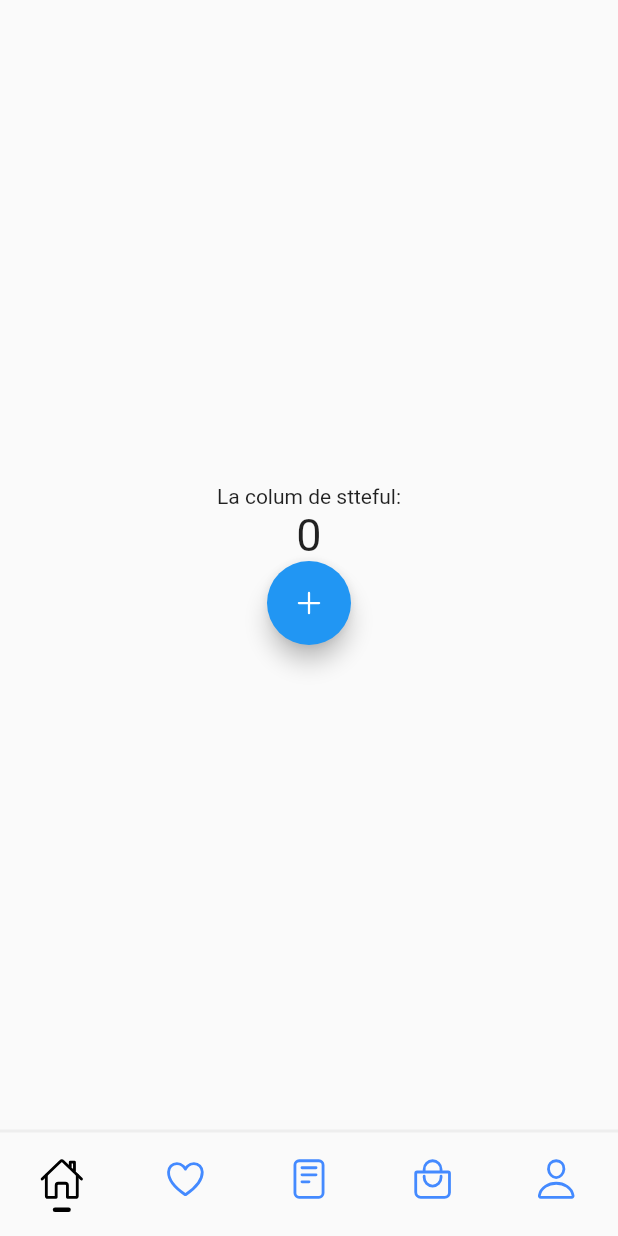
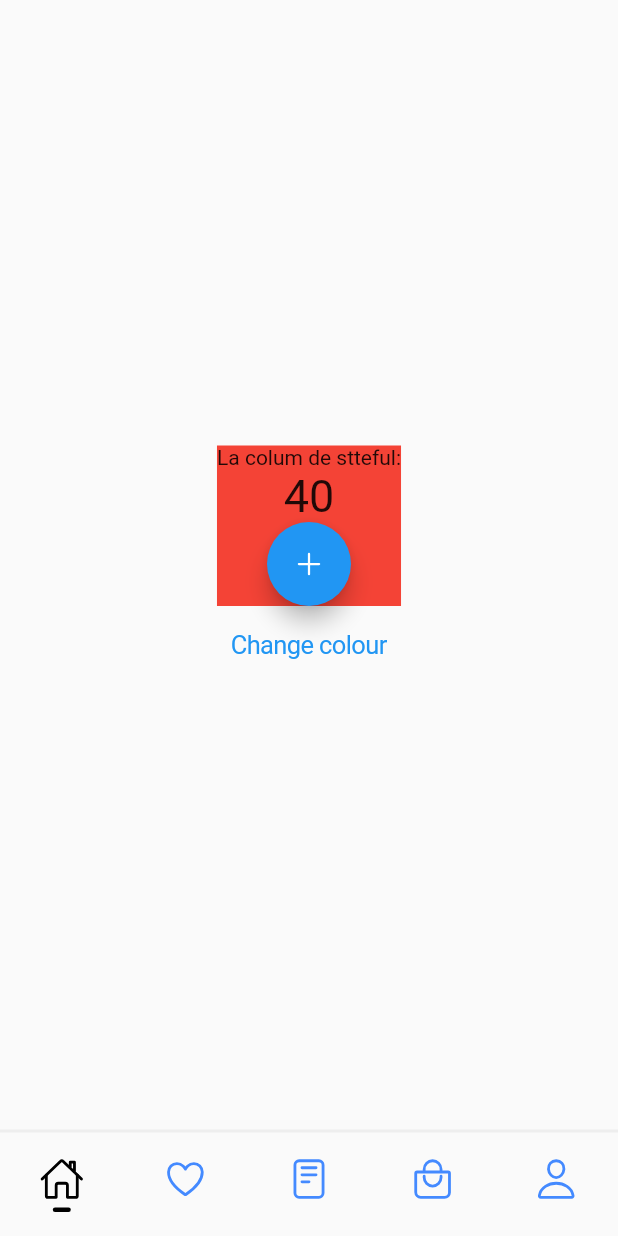
Before and after one commit to HernandoPinzon/flutter_app1, a Flutter app: the screen it shows after launch, on a phone screen of 412 x 824 dp. Run offline on Flutter 3.47's test engine with Material 2 defaults, Android fonts, the phone set to English and light mode, and no system bars; our stand-ins replace ionicons.

```diff
--- a/lib/pages/pagina_home9.dart
+++ b/lib/pages/pagina_home9.dart
@@ -5,12 +5,27 @@ import 'package:flutter/cupertino.dart';
 import 'package:flutter_app2/pages/widgets/My_Counter.dart';
 import 'package:ionicons/ionicons.dart';
 import './widgets/my_botton_navigation_bar.dart';
+import 'dart:math';
 
 
-class PaginaHome extends StatelessWidget{
+class PaginaHome extends StatefulWidget{
 
-  void onPressed(String saludo){
-    print(saludo + " 😀😀😀");
+
+  @override
+  State<PaginaHome> createState() => _PaginaHomeState();
+}
+
+class _PaginaHomeState extends State<PaginaHome> {
+
+  Color color = Colors.white;
+  List<Color> colors = [Colors.red,Colors.black,Colors.blue];
+
+  @override
+  void initState() {
+    // TODO: implement initState
+    super.initState();
+    this.color = this.colors[0];
+
   }
 
   @override
@@ -20,10 +35,29 @@ class PaginaHome extends StatelessWidget{
 
       bottomNavigationBar: MyBottonNavigationBar(),
       body: Center(
-        child: MyCounter(),
+        child: Column(
+          mainAxisAlignment: MainAxisAlignment.center,
+
+          children: [
+            MyCounter(
+              initialValue: 40,
+              color: color,
+            ),
+            CupertinoButton(
+              child: Text("Change colour"),
+              onPressed: (){
+                final Random random = Random();
+                final index = random.nextInt(3);
+                color = colors[index];
+                setState(() {
+
+                });
+              },
+            )
+          ],
+        ),
       ),
 
     );
   }
-
 }
--- a/lib/pages/widgets/My_Counter.dart
+++ b/lib/pages/widgets/My_Counter.dart
@@ -5,16 +5,40 @@ import 'package:flutter/material.dart';
 import 'package:ionicons/ionicons.dart';
 
 class MyCounter extends StatefulWidget{
+  final int initialValue;
+  final Color color;
 
+  const MyCounter({
+    Key? key,
+    this.initialValue = 0,
+    this.color= Colors.white,
+  }) : super(key: key);
   @override
-  State createState(){ //puede ser lamda => MyCounterState();
+  State<MyCounter> createState(){ //puede ser lamda => MyCounterState();
     return MycounterState();
   }
 }
 
-class MycounterState extends State{
+class MycounterState extends State<MyCounter>{
 
   int counter = 0;
+
+
+  @override
+  void didUpdateWidget(covariant MyCounter oldWidget) {
+    // TODO: implement didUpdateWidget
+    super.didUpdateWidget(oldWidget);
+    print(oldWidget.color);
+    print(widget.color);
+  }
+
+
+  @override
+  void initState() {
+    // TODO: implement initState
+    super.initState();
+    counter = widget.initialValue;
+  }
 
   void add(){
     counter+=1;
@@ -26,7 +50,9 @@ class MycounterState extends State{
   @override
   Widget build(BuildContext context) {
 
-    return Column(
+    return Container(
+      color: widget.color,
+      child: Column(
         mainAxisSize: MainAxisSize.min,
         children: [
           Text("La colum de stteful:"),
@@ -39,6 +65,7 @@ class MycounterState extends State{
             child: Icon(Ionicons.add_outline),
           )
         ],
+      ),
     );
   }
 
--- a/lib/pages/widgets/my_botton_navigation_bar.dart
+++ b/lib/pages/widgets/my_botton_navigation_bar.dart
@@ -14,7 +14,13 @@ class MyBottonNavigationBar extends StatefulWidget {
 class _MyBottonNavigationBarState extends State<MyBottonNavigationBar> {
 
   int currentTab=0;
-
+  final List<IconData> items = [
+    Ionicons.home_outline,
+    Ionicons.heart_outline,
+    Ionicons.reader_outline,
+    Ionicons.bag_handle_outline,
+    Ionicons.person_outline
+  ];
 
   @override
   Widget build(BuildContext context) {
@@ -30,55 +36,20 @@ class _MyBottonNavigationBarState extends State<MyBottonNavigationBar> {
       child: Row(
         crossAxisAlignment: CrossAxisAlignment.start,
         // ignore: prefer_const_literals_to_create_immutables
-        children: [
-          MyButtonNavigationBarItem(
-            iconData: Ionicons.home_outline,
-            isActive: currentTab == 0,
+        children: List.generate(items.length, (index){
+          final IconData iconData = items[index];
+          return MyButtonNavigationBarItem(
+            iconData: iconData,
+            isActive: index==currentTab,
             onPressed: (){
-              currentTab=0;
-            },),
-          MyButtonNavigationBarItem(
-            iconData: Ionicons.heart_outline,
-            isActive: currentTab==1,
-            onPressed: (){
-              currentTab=1;
+              currentTab=index;
               setState(() {
 
               });
-            }
-            ),
-          MyButtonNavigationBarItem(
-            iconData: Ionicons.reader_outline,
-            isActive: currentTab==2,
-            onPressed: (){
-              currentTab=2;
-              setState(() {
-
-              });
-            }
-            ),
-          MyButtonNavigationBarItem(
-            iconData: Ionicons.bag_handle_outline,
-            isActive: currentTab==3,
-            onPressed: (){
-              currentTab=3;
-              setState(() {
-
-              });
-            }
-            ),
-          MyButtonNavigationBarItem(
-            iconData: Ionicons.person_outline,
-            isActive: currentTab==4,
-            onPressed: (){
-              currentTab=4;
-              setState(() {
-
-              });
-            }
-            ),
-
-        ],
+            },
+          );
+        }
+        ),
       )
     );
   }
```
Lines whose indentation alone changed are shown as unchanged.
